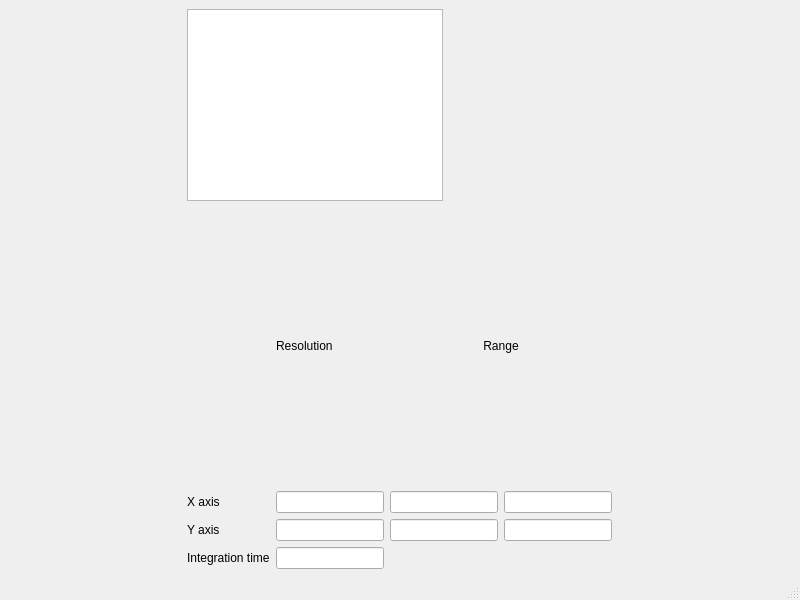
pikestefan/qudi_slab, file gui/confocal/ui_afm_cfm_v3.ui: the form before one commit.
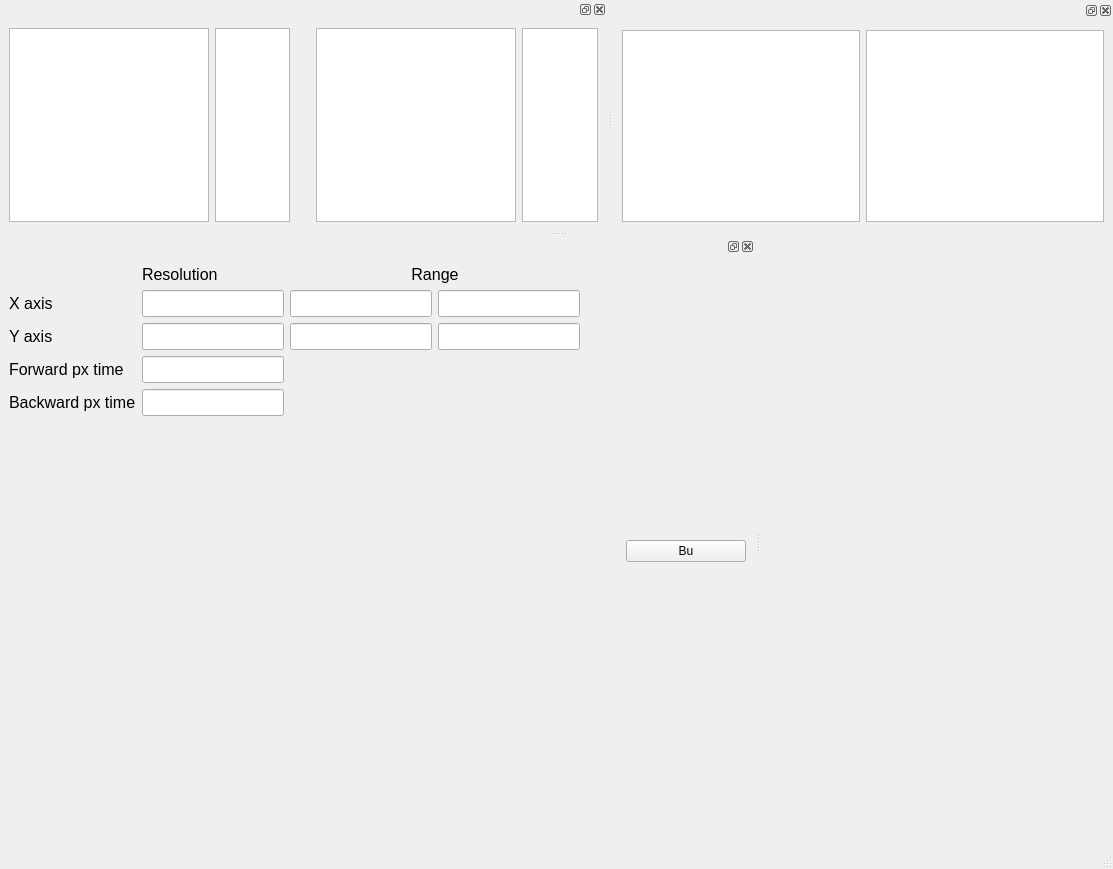
The form after the commit. Custom widgets are drawn as their Qt base class.

What changed in the file:
```diff
--- a/gui/confocal/ui_afm_cfm_v3.ui
+++ b/gui/confocal/ui_afm_cfm_v3.ui
@@ -6,30 +6,169 @@
    <rect>
     <x>0</x>
     <y>0</y>
-    <width>800</width>
-    <height>600</height>
+    <width>1113</width>
+    <height>869</height>
    </rect>
   </property>
+  <property name="sizePolicy">
+   <sizepolicy hsizetype="Expanding" vsizetype="Expanding">
+    <horstretch>0</horstretch>
+    <verstretch>0</verstretch>
+   </sizepolicy>
+  </property>
   <property name="windowTitle">
    <string>MainWindow</string>
   </property>
   <widget class="QWidget" name="centralwidget">
-   <layout class="QGridLayout" name="gridLayout">
+   <layout class="QGridLayout" name="gridLayout"/>
+  </widget>
+  <widget class="QMenuBar" name="menubar">
+   <property name="geometry">
+    <rect>
+     <x>0</x>
+     <y>0</y>
+     <width>1113</width>
+     <height>21</height>
+    </rect>
+   </property>
+  </widget>
+  <widget class="QStatusBar" name="statusbar"/>
+  <widget class="QDockWidget" name="sampleDock">
+   <property name="sizePolicy">
+    <sizepolicy hsizetype="Preferred" vsizetype="Expanding">
+     <horstretch>0</horstretch>
+     <verstretch>0</verstretch>
+    </sizepolicy>
+   </property>
+   <property name="minimumSize">
+    <size>
+     <width>606</width>
+     <height>113</height>
+    </size>
+   </property>
+   <attribute name="dockWidgetArea">
+    <number>4</number>
+   </attribute>
+   <widget class="QWidget" name="dockWidgetContents">
+    <layout class="QHBoxLayout" name="horizontalLayout_2">
+     <item>
+      <layout class="QHBoxLayout" name="horizontalLayout">
+       <item>
+        <widget class="ScanPlotWidget" name="multiFreqPlot">
+         <property name="enabled">
+          <bool>true</bool>
+         </property>
+         <property name="sizePolicy">
+          <sizepolicy hsizetype="Expanding" vsizetype="Expanding">
+           <horstretch>0</horstretch>
+           <verstretch>0</verstretch>
+          </sizepolicy>
+         </property>
+         <property name="minimumSize">
+          <size>
+           <width>200</width>
+           <height>0</height>
+          </size>
+         </property>
+        </widget>
+       </item>
+       <item>
+        <widget class="ScanPlotWidget" name="multiFreqCbar"/>
+       </item>
+       <item>
+        <spacer name="horizontalSpacer_2">
+         <property name="orientation">
+          <enum>Qt::Horizontal</enum>
+         </property>
+         <property name="sizeType">
+          <enum>QSizePolicy::Minimum</enum>
+         </property>
+         <property name="sizeHint" stdset="0">
+          <size>
+           <width>20</width>
+           <height>20</height>
+          </size>
+         </property>
+        </spacer>
+       </item>
+       <item>
+        <widget class="ScanPlotWidget" name="afmPlot">
+         <property name="minimumSize">
+          <size>
+           <width>200</width>
+           <height>0</height>
+          </size>
+         </property>
+        </widget>
+       </item>
+       <item>
+        <widget class="ScanPlotWidget" name="afmCbar"/>
+       </item>
+      </layout>
+     </item>
+    </layout>
+   </widget>
+  </widget>
+  <widget class="QDockWidget" name="tipDock">
+   <property name="minimumSize">
+    <size>
+     <width>500</width>
+     <height>118</height>
+    </size>
+   </property>
+   <property name="font">
+    <font>
+     <pointsize>12</pointsize>
+    </font>
+   </property>
+   <attribute name="dockWidgetArea">
+    <number>4</number>
+   </attribute>
+   <widget class="QWidget" name="dockWidgetContents_2">
+    <layout class="QHBoxLayout" name="horizontalLayout_4">
+     <item>
+      <layout class="QHBoxLayout" name="horizontalLayout_3">
+       <item>
+        <widget class="ScanPlotWidget" name="graphicsView_5">
+         <property name="minimumSize">
+          <size>
+           <width>200</width>
+           <height>0</height>
+          </size>
+         </property>
+        </widget>
+       </item>
+       <item>
+        <widget class="ScanPlotWidget" name="graphicsView_6"/>
+       </item>
+      </layout>
+     </item>
+    </layout>
+   </widget>
+  </widget>
+  <widget class="QDockWidget" name="settingsDock">
+   <attribute name="dockWidgetArea">
+    <number>1</number>
+   </attribute>
+   <widget class="QWidget" name="dockWidgetContents_3">
+    <layout class="QGridLayout" name="gridLayout_3">
     <item row="0" column="0">
-     <widget class="ScanPlotWidget" name="graphicsView">
-      <property name="sizePolicy">
-       <sizepolicy hsizetype="Fixed" vsizetype="Fixed">
-        <horstretch>0</horstretch>
-        <verstretch>0</verstretch>
-       </sizepolicy>
-      </property>
-     </widget>
-    </item>
-    <item row="1" column="0">
      <layout class="QGridLayout" name="gridLayout_2">
       <property name="spacing">
        <number>6</number>
       </property>
+       <item row="1" column="0">
+        <widget class="QLabel" name="label">
+         <property name="font">
+          <font>
+           <pointsize>12</pointsize>
+          </font>
+         </property>
+         <property name="text">
+          <string>X axis</string>
+         </property>
+        </widget>
+       </item>
       <item row="1" column="3">
        <widget class="QLineEdit" name="lineEdit_3">
         <property name="sizePolicy">
@@ -37,43 +176,41 @@
           <horstretch>0</horstretch>
           <verstretch>0</verstretch>
          </sizepolicy>
+         </property>
+         <property name="font">
+          <font>
+           <pointsize>12</pointsize>
+          </font>
+         </property>
+        </widget>
+       </item>
+       <item row="2" column="1">
+        <widget class="QLineEdit" name="yResolution">
+         <property name="sizePolicy">
+          <sizepolicy hsizetype="Fixed" vsizetype="Fixed">
+           <horstretch>0</horstretch>
+           <verstretch>0</verstretch>
+          </sizepolicy>
+         </property>
+         <property name="font">
+          <font>
+           <pointsize>12</pointsize>
+          </font>
         </property>
        </widget>
       </item>
       <item row="2" column="0">
        <widget class="QLabel" name="label_2">
+         <property name="font">
+          <font>
+           <pointsize>12</pointsize>
+          </font>
+         </property>
         <property name="text">
          <string>Y axis</string>
         </property>
        </widget>
       </item>
-      <item row="2" column="1">
-       <widget class="QLineEdit" name="lineEdit_6">
-        <property name="sizePolicy">
-         <sizepolicy hsizetype="Fixed" vsizetype="Fixed">
-          <horstretch>0</horstretch>
-          <verstretch>0</verstretch>
-         </sizepolicy>
-        </property>
-       </widget>
-      </item>
-      <item row="3" column="0">
-       <widget class="QLabel" name="label_3">
-        <property name="text">
-         <string>Integration time</string>
-        </property>
-       </widget>
-      </item>
-      <item row="2" column="2">
-       <widget class="QLineEdit" name="lineEdit_5">
-        <property name="sizePolicy">
-         <sizepolicy hsizetype="Fixed" vsizetype="Fixed">
-          <horstretch>0</horstretch>
-          <verstretch>0</verstretch>
-         </sizepolicy>
-        </property>
-       </widget>
-      </item>
       <item row="3" column="1">
        <widget class="QLineEdit" name="lineEdit_7">
         <property name="sizePolicy">
@@ -82,6 +219,11 @@
           <verstretch>0</verstretch>
          </sizepolicy>
         </property>
+         <property name="font">
+          <font>
+           <pointsize>12</pointsize>
+          </font>
+         </property>
        </widget>
       </item>
       <item row="2" column="3">
@@ -92,17 +234,108 @@
           <verstretch>0</verstretch>
          </sizepolicy>
         </property>
-       </widget>
-      </item>
-      <item row="1" column="0">
-       <widget class="QLabel" name="label">
+         <property name="font">
+          <font>
+           <pointsize>12</pointsize>
+          </font>
+         </property>
+        </widget>
+       </item>
+       <item row="2" column="2">
+        <widget class="QLineEdit" name="yMinRange">
+         <property name="sizePolicy">
+          <sizepolicy hsizetype="Fixed" vsizetype="Fixed">
+           <horstretch>0</horstretch>
+           <verstretch>0</verstretch>
+          </sizepolicy>
+         </property>
+         <property name="font">
+          <font>
+           <pointsize>12</pointsize>
+          </font>
+         </property>
+        </widget>
+       </item>
+       <item row="4" column="0">
+        <widget class="QLabel" name="label_6">
+         <property name="font">
+          <font>
+           <pointsize>12</pointsize>
+          </font>
+         </property>
         <property name="text">
-         <string>X axis</string>
+          <string>Backward px time</string>
+         </property>
+        </widget>
+       </item>
+       <item row="4" column="1">
+        <widget class="QLineEdit" name="bwPxTime">
+         <property name="sizePolicy">
+          <sizepolicy hsizetype="Fixed" vsizetype="Fixed">
+           <horstretch>0</horstretch>
+           <verstretch>0</verstretch>
+          </sizepolicy>
+         </property>
+         <property name="font">
+          <font>
+           <pointsize>12</pointsize>
+          </font>
+         </property>
+        </widget>
+       </item>
+       <item row="3" column="0">
+        <widget class="QLabel" name="label_3">
+         <property name="font">
+          <font>
+           <pointsize>12</pointsize>
+          </font>
+         </property>
+         <property name="text">
+          <string>Forward px time</string>
+         </property>
+        </widget>
+       </item>
+       <item row="2" column="4">
+        <spacer name="horizontalSpacer">
+         <property name="orientation">
+          <enum>Qt::Horizontal</enum>
+         </property>
+         <property name="sizeHint" stdset="0">
+          <size>
+           <width>40</width>
+           <height>20</height>
+          </size>
+         </property>
+        </spacer>
+       </item>
+       <item row="1" column="1">
+        <widget class="QLineEdit" name="xResolution">
+         <property name="sizePolicy">
+          <sizepolicy hsizetype="Fixed" vsizetype="Fixed">
+           <horstretch>0</horstretch>
+           <verstretch>0</verstretch>
+          </sizepolicy>
+         </property>
+         <property name="font">
+          <font>
+           <pointsize>12</pointsize>
+          </font>
         </property>
        </widget>
       </item>
       <item row="0" column="2" colspan="2">
        <widget class="QLabel" name="label_5">
+         <property name="sizePolicy">
+          <sizepolicy hsizetype="Preferred" vsizetype="Fixed">
+           <horstretch>0</horstretch>
+           <verstretch>0</verstretch>
+          </sizepolicy>
+         </property>
+         <property name="font">
+          <font>
+           <pointsize>12</pointsize>
+          </font>
+         </property>
         <property name="text">
          <string>Range</string>
         </property>
@@ -111,48 +344,76 @@
         </property>
        </widget>
       </item>
-      <item row="1" column="2">
-       <widget class="QLineEdit" name="lineEdit_2">
-        <property name="sizePolicy">
-         <sizepolicy hsizetype="Fixed" vsizetype="Fixed">
-          <horstretch>0</horstretch>
-          <verstretch>0</verstretch>
-         </sizepolicy>
-        </property>
-       </widget>
-      </item>
-      <item row="1" column="1">
-       <widget class="QLineEdit" name="lineEdit">
-        <property name="sizePolicy">
-         <sizepolicy hsizetype="Fixed" vsizetype="Fixed">
-          <horstretch>0</horstretch>
-          <verstretch>0</verstretch>
-         </sizepolicy>
-        </property>
-       </widget>
-      </item>
       <item row="0" column="1">
        <widget class="QLabel" name="label_4">
+         <property name="sizePolicy">
+          <sizepolicy hsizetype="Preferred" vsizetype="Fixed">
+           <horstretch>0</horstretch>
+           <verstretch>0</verstretch>
+          </sizepolicy>
+         </property>
+         <property name="font">
+          <font>
+           <pointsize>12</pointsize>
+          </font>
+         </property>
         <property name="text">
          <string>Resolution</string>
         </property>
        </widget>
       </item>
-     </layout>
-    </item>
-   </layout>
-  </widget>
-  <widget class="QMenuBar" name="menubar">
-   <property name="geometry">
-    <rect>
-     <x>0</x>
-     <y>0</y>
-     <width>800</width>
-     <height>21</height>
-    </rect>
-   </property>
+       <item row="1" column="2">
+        <widget class="QLineEdit" name="xMinRange">
+         <property name="sizePolicy">
+          <sizepolicy hsizetype="Fixed" vsizetype="Fixed">
+           <horstretch>0</horstretch>
+           <verstretch>0</verstretch>
+          </sizepolicy>
+         </property>
+         <property name="font">
+          <font>
+           <pointsize>12</pointsize>
+          </font>
+         </property>
+        </widget>
+       </item>
+       <item row="5" column="1">
+        <spacer name="verticalSpacer">
+         <property name="orientation">
+          <enum>Qt::Vertical</enum>
+         </property>
+         <property name="sizeHint" stdset="0">
+          <size>
+           <width>20</width>
+           <height>40</height>
+          </size>
+         </property>
+        </spacer>
+       </item>
+      </layout>
+     </item>
+     <item row="0" column="1">
+      <widget class="QPushButton" name="pushButton">
+       <property name="minimumSize">
+        <size>
+         <width>120</width>
+         <height>0</height>
+        </size>
+       </property>
+       <property name="text">
+        <string>Bu</string>
+       </property>
+       <property name="checkable">
+        <bool>true</bool>
+       </property>
+       <property name="checked">
+        <bool>false</bool>
+       </property>
+      </widget>
+     </item>
+    </layout>
+   </widget>
   </widget>
-  <widget class="QStatusBar" name="statusbar"/>
  </widget>
  <customwidgets>
   <customwidget>
```
Left out of the diff: 6 changed lines with no effect on the pictures. Lines whose indentation alone changed are shown as unchanged.
